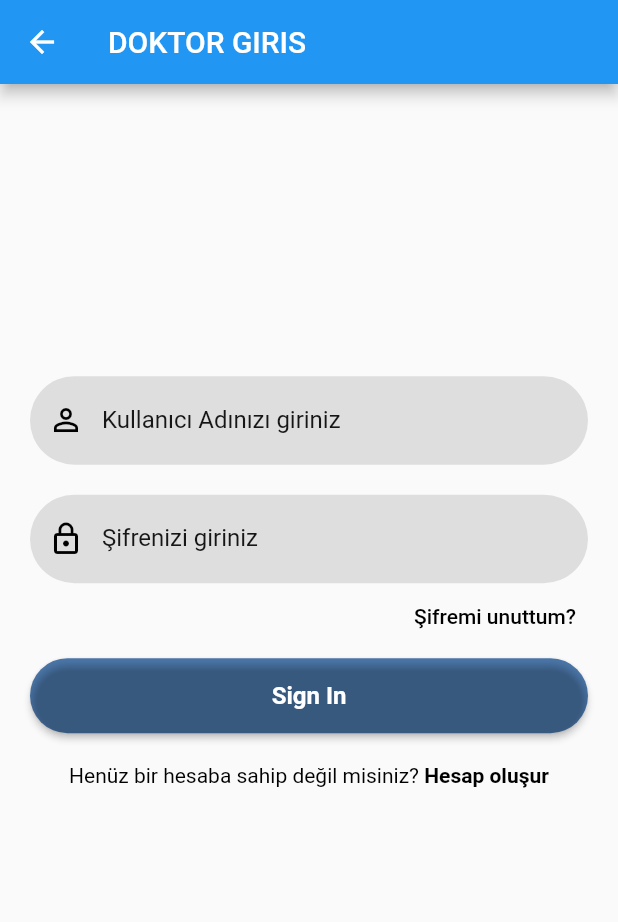
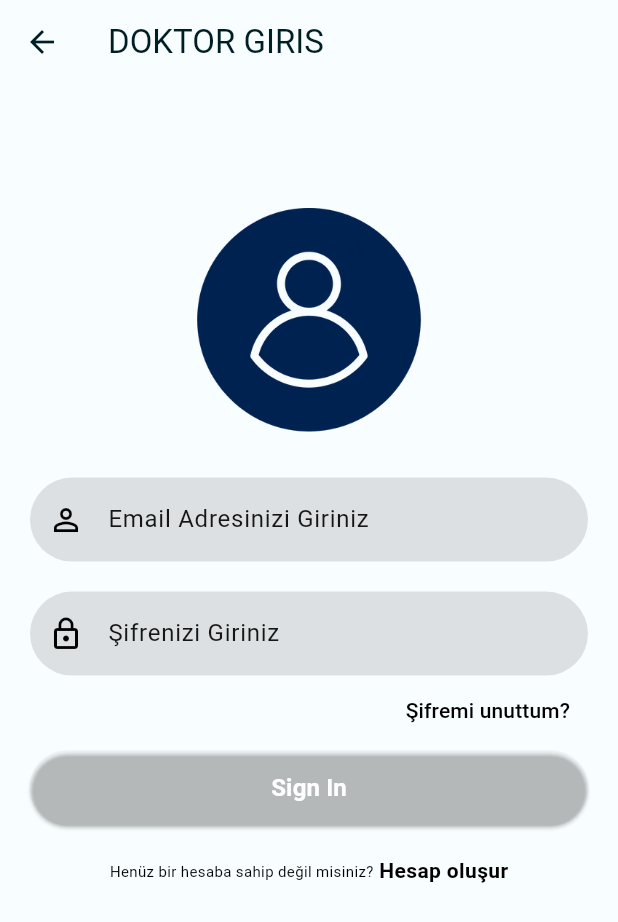
Before and after one commit to Ueliaz/mentallance, a Flutter app: the screen it shows after launch, after a tap on "Doktor Giris", on a phone screen of 412 x 824 dp. Shown: the top 922 px of the screen. Run offline on Flutter 3.47's test engine with Material 2 defaults, Android fonts, the phone set to English and light mode, and no system bars; our stand-ins replace cloud_firestore, firebase_auth, firebase_core, logger, table_calendar; accounts and stored records are empty; network calls fail.

Commit message:
tema olusturuldu

```diff
--- a/lib/components/assets.dart
+++ b/lib/components/assets.dart
@@ -1,2 +1,3 @@
 const logo = 'assets/logo.png';
 const forgotimg = 'assets/forgot.png';
+const auth = 'assets/auth.png';
--- a/lib/components/reusable_widgets/frosted_glass.dart
+++ b/lib/components/reusable_widgets/frosted_glass.dart
@@ -1,7 +1,6 @@
 import 'package:flutter/material.dart';
 import 'dart:ui';
 
-import '../../theme/app_theme.dart';
 
 
 
@@ -40,8 +39,8 @@ class FrostedGlassBox extends StatelessWidget {
                 gradient: LinearGradient(
               colors: [
 
-                colorCollection[0].withOpacity(0.05),
-                colorCollection[0].withOpacity(0.015),
+                Colors.white.withOpacity(0.05),
+                Colors.white.withOpacity(0.015),
 
               ],
               begin: Alignment.topCenter,
--- a/lib/components/reusable_widgets/reusable_button.dart
+++ b/lib/components/reusable_widgets/reusable_button.dart
@@ -1,11 +1,11 @@
 import 'package:flutter/material.dart';
 
-Container reusableButton(BuildContext context, String title,Color buttonColor, Function onTap, ) {
+Container reusableButton(BuildContext context, String title, Function onTap, ) {
   return Container(
     width: MediaQuery.of(context).size.width,
     height: 50,
     margin: const EdgeInsets.fromLTRB(0, 10, 0, 20),
-    decoration: BoxDecoration(borderRadius: BorderRadius.circular(90),color: buttonColor),
+    decoration: BoxDecoration(borderRadius: BorderRadius.circular(90)),
     child: ElevatedButton(
       onPressed: () {
         onTap();
--- a/lib/main.dart
+++ b/lib/main.dart
@@ -1,7 +1,9 @@
 import 'package:firebase_core/firebase_core.dart';
 import 'package:flutter/material.dart';
+
 import 'package:mentallance/view/entry_page/entry_page_view_mobile.dart';
 import 'firebase_options.dart';
+import 'theme/utils/color_schemes.dart';
 
 void main() async {
   WidgetsFlutterBinding.ensureInitialized();
@@ -10,17 +12,16 @@ void main() async {
   );
   runApp(const MyApp());
 }
+class MyApp extends StatelessWidget {
+  const MyApp({Key? key}) : super(key: key);
 
-class MyApp extends StatelessWidget {
-  const MyApp({super.key});
-
+  // This widget is the root of your application.
   @override
   Widget build(BuildContext context) {
-    return const MaterialApp(
-      title: 'Mentallance',
-      // theme: ,
-
-      home: EntryPageView()
+    return MaterialApp(
+      theme: ThemeData(useMaterial3: true, colorScheme: lightColorScheme),
+      darkTheme: ThemeData(useMaterial3: true, colorScheme: darkColorScheme),
+      home: const EntryPageView(),
     );
   }
 }
--- a/lib/theme/app_theme.dart
+++ /dev/null
@@ -1,4 +0,0 @@
-library app_theme;
-import 'package:flutter/material.dart';
-
-part 'utils/colors.dart';
--- /dev/null
+++ b/lib/theme/utils/color_schemes.dart
@@ -0,0 +1,69 @@
+import 'package:flutter/material.dart';
+
+const lightColorScheme = ColorScheme(
+  brightness: Brightness.light,
+  primary: Color(0xFF305DA8),
+  onPrimary: Color(0xFFFFFFFF),
+  primaryContainer: Color(0xFFD8E2FF),
+  onPrimaryContainer: Color(0xFF001A41),
+  secondary: Color(0xFF0C61A4),
+  onSecondary: Color(0xFFFFFFFF),
+  secondaryContainer: Color(0xFFD2E4FF),
+  onSecondaryContainer: Color(0xFF001C37),
+  tertiary: Color(0xFF00696B),
+  onTertiary: Color(0xFFFFFFFF),
+  tertiaryContainer: Color(0xFF6FF6F8),
+  onTertiaryContainer: Color(0xFF002020),
+  error: Color(0xFFBA1A1A),
+  errorContainer: Color(0xFFFFDAD6),
+  onError: Color(0xFFFFFFFF),
+  onErrorContainer: Color(0xFF410002),
+  background: Color(0xFFF8FDFF),
+  onBackground: Color(0xFF001F25),
+  surface: Color(0xFFF8FDFF),
+  onSurface: Color(0xFF001F25),
+  surfaceVariant: Color(0xFFE1E2EC),
+  onSurfaceVariant: Color(0xFF44474F),
+  outline: Color(0xFF74777F),
+  onInverseSurface: Color(0xFFD6F6FF),
+  inverseSurface: Color(0xFF00363F),
+  inversePrimary: Color(0xFFADC7FF),
+  shadow: Color(0xFF000000),
+  surfaceTint: Color(0xFF305DA8),
+  outlineVariant: Color(0xFFC4C6D0),
+  scrim: Color(0xFF000000),
+);
+
+const darkColorScheme = ColorScheme(
+  brightness: Brightness.dark,
+  primary: Color(0xFFADC7FF),
+  onPrimary: Color(0xFF002E68),
+  primaryContainer: Color(0xFF0D448E),
+  onPrimaryContainer: Color(0xFFD8E2FF),
+  secondary: Color(0xFFA0C9FF),
+  onSecondary: Color(0xFF00325A),
+  secondaryContainer: Color(0xFF00497F),
+  onSecondaryContainer: Color(0xFFD2E4FF),
+  tertiary: Color(0xFF4CDADC),
+  onTertiary: Color(0xFF003738),
+  tertiaryContainer: Color(0xFF004F50),
+  onTertiaryContainer: Color(0xFF6FF6F8),
+  error: Color(0xFFFFB4AB),
+  errorContainer: Color(0xFF93000A),
+  onError: Color(0xFF690005),
+  onErrorContainer: Color(0xFFFFDAD6),
+  background: Color(0xFF001F25),
+  onBackground: Color(0xFFA6EEFF),
+  surface: Color(0xFF001F25),
+  onSurface: Color(0xFFA6EEFF),
+  surfaceVariant: Color(0xFF44474F),
+  onSurfaceVariant: Color(0xFFC4C6D0),
+  outline: Color(0xFF8E9099),
+  onInverseSurface: Color(0xFF001F25),
+  inverseSurface: Color(0xFFA6EEFF),
+  inversePrimary: Color(0xFF305DA8),
+  shadow: Color(0xFF000000),
+  surfaceTint: Color(0xFFADC7FF),
+  outlineVariant: Color(0xFF44474F),
+  scrim: Color(0xFF000000),
+);
--- a/lib/theme/utils/colors.dart
+++ /dev/null
@@ -1,20 +0,0 @@
-part of app_theme;
-
-
-hexStringToColor(String hexColor) {
-  hexColor = hexColor.toUpperCase().replaceAll("#", "");
-  if (hexColor.length == 6) {
-    hexColor = "FF$hexColor";
-  }
-  return Color(int.parse(hexColor, radix: 16));
-}
-
-
-var colorCollection =  [
-  hexStringToColor('002250'),
-  hexStringToColor('4D7AAE'),
-  hexStringToColor('74C2C3'),
-  hexStringToColor('BDD3DB'),
-  hexStringToColor('BFBFBF'),
-  hexStringToColor('E9E9E9'),
-];
--- a/lib/view/Authentication/doctor_authentication/doctor_singin.dart
+++ b/lib/view/Authentication/doctor_authentication/doctor_singin.dart
@@ -1,6 +1,4 @@
 part of authentication;
-
-
 
 /*
 ! Bu dosyada Olanlar
@@ -34,20 +32,25 @@ class _Doctor_singInState extends State<Doctor_singIn> {
       body: SingleChildScrollView(
         child: Padding(
           padding: EdgeInsets.fromLTRB(
-              20, MediaQuery.of(context).size.height * 0.2, 20, 0),
+              20, MediaQuery.of(context).size.height * 0.1, 20, 0),
           child: Column(
-            mainAxisAlignment: MainAxisAlignment.center,
+            mainAxisAlignment: MainAxisAlignment.start,
             children: <Widget>[
+              Image.asset(
+                auth,
+                height: 150,
+                width: 150,
+              ),
               //logoWidget("assets/images/logo1.png"),
               const SizedBox(
                 height: 30,
               ),
-              reusableTextField("Kullanıcı Adınızı giriniz",
+              reusableTextField("Email Adresinizi Giriniz",
                   Icons.person_outline, false, _emailTextController),
               const SizedBox(
                 height: 20,
               ),
-              reusableTextField("Şifrenizi giriniz", Icons.lock_outline, true,
+              reusableTextField("Şifrenizi Giriniz", Icons.lock_outline, true,
                   _passwordTextController),
               const SizedBox(
                 height: 5,
@@ -55,10 +58,10 @@ class _Doctor_singInState extends State<Doctor_singIn> {
               forgetPassword(context),
               // docSingIn(context, _emailTextController, _passwordTextController),
 
-              reusableButton(context, "Sign In", colorCollection[1], (){
-                docSingin(context,_emailTextController, _passwordTextController);
+              reusableButton(context, "Sign In", () {
+                docSingin(
+                    context, _emailTextController, _passwordTextController);
                 //FNavigator.pushAndRemoveUntil(context, MaterialPageRoute(builder:(context) => CilendList(),), (route) => false);
-
               }),
               signUpOption()
             ],
@@ -73,7 +76,10 @@ class _Doctor_singInState extends State<Doctor_singIn> {
       mainAxisAlignment: MainAxisAlignment.center,
       children: [
         const Text("Henüz bir hesaba sahip değil misiniz?",
-            style: TextStyle(color: Colors.black)),
+            style: TextStyle(
+                color: Colors.black,
+                fontSize: 10,
+                fontWeight: FontWeight.w400)),
         GestureDetector(
           onTap: () {
             Navigator.push(
@@ -103,7 +109,10 @@ class _Doctor_singInState extends State<Doctor_singIn> {
             textAlign: TextAlign.right,
           ),
           onPressed: () {
-            Navigator.push(context, MaterialPageRoute(builder: (context) => const ForgotPassword()));
+            Navigator.push(
+                context,
+                MaterialPageRoute(
+                    builder: (context) => const ForgotPassword()));
           }),
     );
   }
--- a/lib/view/Authentication/doctor_authentication/doctor_singup.dart
+++ b/lib/view/Authentication/doctor_authentication/doctor_singup.dart
@@ -54,7 +54,7 @@ class _UserSingUpState extends State<UserSingUp> {
             const SizedBox(
               height: 20,
             ),
-            reusableButton(context, "Sign Up", colorCollection[1], (){
+            reusableButton(context, "Sign Up",  (){
               docSingUp(context,_emailTextController, _passwordTextController,_userNameTextController);
 
               //TODO ;
--- a/lib/view/Authentication/forgot_password.dart
+++ b/lib/view/Authentication/forgot_password.dart
@@ -22,7 +22,7 @@ class _ForgotPasswordState extends State<ForgotPassword> {
               Padding(
                 padding: const EdgeInsets.all(50.0),
                 child: reusableButton(
-                    context, 'Şifremi Unuttum', colorCollection[1], () {
+                    context, 'Şifremi Unuttum',  () {
                       resetPassword(context,_emailTextController);
 
                      }),
--- a/lib/view/Doctor_interface/client_list_page/add_customer.dart
+++ b/lib/view/Doctor_interface/client_list_page/add_customer.dart
@@ -4,7 +4,7 @@ import '../../../components/assets.dart';
 import '../../../components/reusable_widgets/reusable_button.dart';
 import '../../../components/reusable_widgets/reusable_text_field.dart';
 import '../../../services/add_customer_service.dart';
-import '../../../theme/app_theme.dart';
+
 
 // Import the CustomerService class
 
@@ -49,7 +49,6 @@ class _AddClientState extends State<AddClient> {
                 child: reusableButton(
                   context,
                   'YENİ DANISAN KAYIT',
-                  colorCollection[1],
                   addCustomerService, // Call the addCustomerService method when the button is pressed
                 ),
               ),
--- a/lib/view/Doctor_interface/client_list_page/customer_list.dart
+++ b/lib/view/Doctor_interface/client_list_page/customer_list.dart
@@ -4,7 +4,7 @@ import 'package:flutter/material.dart';
 import 'package:mentallance/services/task_assignment.dart';
 
 import '../../../components/reusable_widgets/reusable_button.dart';
-import '../../../theme/app_theme.dart';
+
 import 'add_customer.dart';
 
 class CustomerList extends StatefulWidget {
@@ -25,7 +25,7 @@ class _CustomerListState extends State<CustomerList> {
               Padding(
                 padding: const EdgeInsets.all(50.0),
                 child: reusableButton(
-                    context, 'YENİ DANISAN Ekle', colorCollection[1], () {
+                    context, 'YENİ DANISAN Ekle',  () {
                   Navigator.push(
                       context,
                       MaterialPageRoute(
@@ -36,7 +36,7 @@ class _CustomerListState extends State<CustomerList> {
               Padding(
                 padding: const EdgeInsets.all(50.0),
                 child: reusableButton(
-                    context, 'gorev ekleme ekrani', colorCollection[1], () {
+                    context, 'gorev ekleme ekrani',  () {
                   Navigator.push(
                       context,
                       MaterialPageRoute(
--- a/lib/view/entry_page/entry_page_view_mobile.dart
+++ b/lib/view/entry_page/entry_page_view_mobile.dart
@@ -1,7 +1,7 @@
 import 'package:flutter/material.dart';
 import 'package:mentallance/components/assets.dart';
 import 'package:mentallance/components/reusable_widgets/reusable_button.dart';
-import 'package:mentallance/theme/app_theme.dart';
+
 import '../../services/AuthenticationServices/doctor_auth_service.dart';
 
 class EntryPageView extends StatelessWidget {
@@ -9,34 +9,51 @@ class EntryPageView extends StatelessWidget {
 
   @override
   Widget build(BuildContext context) {
-
-    return Container(
-      decoration: BoxDecoration(
-          gradient: LinearGradient(
-              begin: Alignment.topLeft,
-              end: Alignment.bottomRight,
-              colors: [colorCollection[1], colorCollection[2]])),
-      child: Scaffold(
-        backgroundColor: Colors.transparent,
+    return Scaffold(
       body: SafeArea(
           child: SingleChildScrollView(
-            child: Column(
-
-              children: [
+        child: Column(children: [
           Image.asset(logo),
           Padding(
-                  padding: const EdgeInsets.only( left: 50.0,right:50.0, top: 20),
-                  child: reusableButton(context, 'Danisan Giris', colorCollection[1],(){Navigator.push(context, MaterialPageRoute(builder: (context) => const UserSingIn()));}),
+            padding: const EdgeInsets.only(left: 50.0, right: 50.0, top: 20),
+            child: reusableButton(context, 'Danisan Giris', () {
+              Navigator.push(context,
+                  MaterialPageRoute(builder: (context) => const UserSingIn()));
+            }),
           ),
           Padding(
             padding: const EdgeInsets.all(50.0),
-                  child: reusableButton(context, 'Doktor Giris', colorCollection[1],(){Navigator.push(context, MaterialPageRoute(builder: (context) => const Doctor_singIn()));}),
+            child: reusableButton(context, 'Doktor Giris', () {
+              Navigator.push(
+                  context,
+                  MaterialPageRoute(
+                      builder: (context) => const Doctor_singIn()));
+            }),
           ),
-              ],
-            ),
-          ),
-        ),
-      ),
+        ]),
+      )),
     );
   }
 }
+  //   return Container(
+  //     decoration: BoxDecoration(
+  //         gradient: LinearGradient(
+  //             begin: Alignment.topLeft,
+  //             end: Alignment.bottomRight,
+  //             colors: [colorCollection[1], colorCollection[2]])),
+  //     child: Scaffold(
+  //       backgroundColor: Colors.transparent,
+  //       body: SafeArea(
+  //         child: SingleChildScrollView(
+  //           child: Column(
+
+  //             children: [
+  //               Image.asset(logo),
+
+  //             ],
+  //           ),
+  //         ),
+  //       ),
+  //     ),
+  //   );
+  // }
--- a/pubspec.yaml
+++ b/pubspec.yaml
@@ -42,6 +42,7 @@ dependencies:
   provider: ^6.0.5
   logger: ^1.4.0
   table_calendar: ^3.0.9
+  dynamic_color: ^1.6.6
 
   intl: ^0.18.0
 
```
Also changed, not shown: lib/services/AuthenticationServices/doctor_auth_service.dart (+8 -5 lines), lib/view/Authentication/user_authentication/user_singin.dart (+7 -2 lines), assets/auth.png (added), 5 other files. Lines whose indentation alone changed are shown as unchanged.
